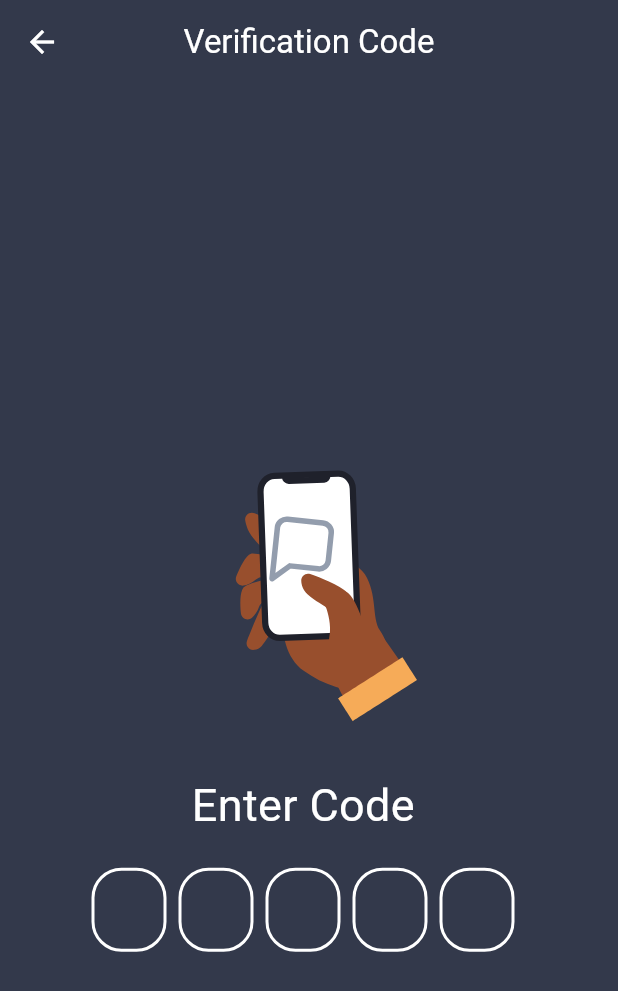
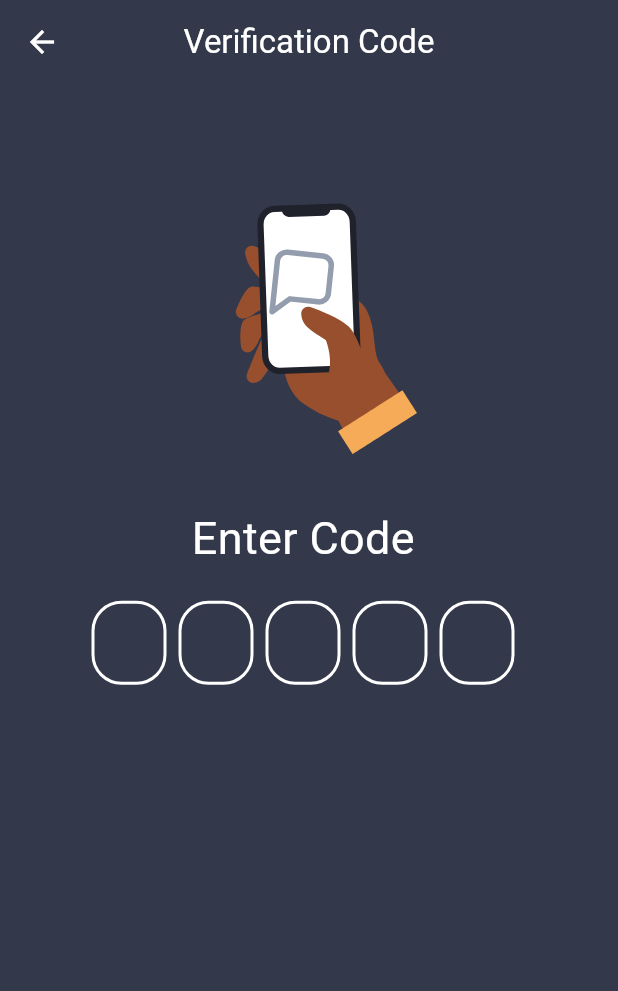
Before and after one commit to alaaKodsi/xStore, a Flutter app: the VerfiyCodeSignUp screen opened by its route, on a phone screen of 412 x 824 dp. Shown: the top 991 px of the screen. Run offline on Flutter 3.47's test engine with Material 2 defaults, Android fonts, the phone set to English and light mode, and no system bars; drawn by our look-alikes of flutter_otp_text_field; our stand-ins replace dartz, get, lottie, shared_preferences; accounts and stored records are empty; statements that could not run were skipped.

Commit message:
fix some problem in UI and rebuild Loading

```diff
--- a/lib/controller/auth/resetPassword.dart
+++ b/lib/controller/auth/resetPassword.dart
@@ -19,12 +19,14 @@ class ResetPasswordControllerImp extends ResetPasswordController {
 
   @override
   goLogin() async {
-    if (password != repassword) {
+    if (password.text != repassword.text) {
       Get.defaultDialog(title: "ُWarning", middleText: "Not match password");
     } else if (formstate.currentState!.validate()) {
       statusRequest = StatusRequest.loading;
       update();
       var response = await resetPasswordData.postData(email!, password.text);
+      update();
+
       statusRequest = handlingData(response);
       if (StatusRequest.success == statusRequest) {
         if (response['status'] == "success") {
--- a/lib/controller/auth/signUpController.dart
+++ b/lib/controller/auth/signUpController.dart
@@ -46,7 +46,10 @@ class SignUpControllerImp extends SignUpController {
       update();
       var response = await signupdata.postData(
           username.text, email.text, phone.text, password.text);
+      update();
       statusRequest = handlingData(response);
+      update();
+
       if (StatusRequest.success == statusRequest) {
         if (response['status'] == "success") {
           SchedulerBinding.instance.addPostFrameCallback((_) {
--- a/lib/controller/auth/verfiyCodeSignUpController.dart
+++ b/lib/controller/auth/verfiyCodeSignUpController.dart
@@ -19,6 +19,8 @@ class VerifiySignUpControllermp extends VerifiySignUpController {
     update();
     var response = await verifyCodeSignUp.postData(email!, verifycodeSignUp);
     statusRequest = handlingData(response);
+    update();
+
     if (StatusRequest.success == statusRequest) {
       if (response['status'] == "success") {
         SchedulerBinding.instance.addPostFrameCallback((_) {
--- a/lib/controller/auth/verifyCodeResetPasswordController.dart
+++ b/lib/controller/auth/verifyCodeResetPasswordController.dart
@@ -21,6 +21,8 @@ class VerifyCodeControllerImp extends VerifyCodeController {
     var response =
         await verfiyCodeForgotpasswordData.postData(email!, verifycode);
     statusRequest = handlingData(response);
+    update();
+
     if (StatusRequest.success == statusRequest) {
       if (response['status'] == "success") {
         SchedulerBinding.instance.addPostFrameCallback((_) {
--- a/lib/routes.dart
+++ b/lib/routes.dart
@@ -5,7 +5,6 @@ import 'package:xstore/view/screen/auth/signUpPage.dart';
 import 'package:xstore/view/screen/auth/verfiyCodeSignUp.dart';
 import 'package:xstore/view/screen/home/homePage.dart';
 import 'package:xstore/view/screen/onboardingPage.dart';
-import 'view/screen/auth/checkEmail.dart';
 import 'view/screen/auth/forgetPasswordPage.dart';
 import 'view/screen/auth/resetPassword.dart';
 import 'view/screen/auth/verfiyCode.dart';
@@ -23,7 +22,6 @@ List<GetPage<dynamic>>? routes = [
   GetPage(name: "/verfiyCode", page: () => const VerfiyCode()),
   GetPage(name: "/VerfiyCodeSignUp", page: () => const VerfiyCodeSignUp()),
   GetPage(name: "/resetPassword", page: () => const ResetPassword()),
-  GetPage(name: "/checkEmail", page: () => const CheckEmail()),
 
   /// home
   GetPage(name: "/home", page: () => const HomePage()),
--- a/lib/view/screen/auth/loginPage.dart
+++ b/lib/view/screen/auth/loginPage.dart
@@ -53,6 +53,7 @@ class LoginPage extends StatelessWidget {
                                 height: 25,
                               ),
                               CustomTextFormField(
+                                controller: controller.email,
                                 validator: (val) {
                                   return validInput(val!, "email", 7, 30);
                                 },
@@ -62,6 +63,7 @@ class LoginPage extends StatelessWidget {
                                 icon: Icons.email_outlined,
                               ),
                               CustomTextFormField(
+                                controller: controller.password,
                                 obscureText: controller.isShowPassword,
                                 onTap: controller.showPassword(),
                                 validator: (val) {
--- a/lib/view/screen/auth/verfiyCodeSignUp.dart
+++ b/lib/view/screen/auth/verfiyCodeSignUp.dart
@@ -1,10 +1,10 @@
 import 'package:flutter/material.dart';
-import 'package:flutter_otp_text_field/flutter_otp_text_field.dart';
 import 'package:get/get.dart';
 import 'package:lottie/lottie.dart';
 import 'package:xstore/controller/auth/verfiyCodeSignUpController.dart';
 import 'package:xstore/core/class/StatusRequest.dart';
 import 'package:xstore/core/constant/imageApp.dart';
+import 'package:xstore/view/widget/auth/customOtpText.dart';
 import 'package:xstore/view/widget/auth/loading.dart';
 import '../../../core/constant/color.dart';
 
@@ -30,10 +30,13 @@ class VerfiyCodeSignUp extends StatelessWidget {
           builder: (controller) => controller.statusRequest ==
                   StatusRequest.loading
               ? const Loading()
-              : Column(
+              : SizedBox(
+                  height: MediaQuery.of(context).size.height / 2,
+                  child: Column(
                     mainAxisAlignment: MainAxisAlignment.center,
                     children: [
-                    Lottie.asset(ImageApp.verifycode, width: 250, height: 250),
+                      Lottie.asset(ImageApp.verifycode,
+                          width: 250, height: 250),
                       const Padding(
                         padding: EdgeInsets.all(20),
                         child: Text(
@@ -41,22 +44,11 @@ class VerfiyCodeSignUp extends StatelessWidget {
                           style: TextStyle(color: Colors.white, fontSize: 30),
                         ),
                       ),
-                    OtpTextField(
-                      fieldWidth: 50.0,
-                      borderRadius: BorderRadius.circular(20),
-                      numberOfFields: 5,
-                      showCursor: false,
-                      textStyle: const TextStyle(color: Colors.white),
-                      focusedBorderColor: primryColor,
-                      enabledBorderColor: Colors.white,
-                      fillColor: Colors.white,
-                      showFieldAsBox: true,
-                      onCodeChanged: (String code) {},
-                      onSubmit: (String verificationCode) {
+                      CustomOtpText(onSubmit: (verificationCode) {
                         controller.goToLogin(verificationCode);
-                      },
+                      }),
+                    ],
                   ),
-                  ],
                 ),
         ));
   }
--- a/lib/view/widget/auth/loading.dart
+++ b/lib/view/widget/auth/loading.dart
@@ -10,7 +10,6 @@ class Loading extends StatelessWidget {
   Widget build(BuildContext context) {
     return Scaffold(
       backgroundColor: backgroundColor,
-      appBar: AppBar(backgroundColor: Colors.transparent),
       body: Center(
           child: Lottie.asset(ImageApp.loading, width: 250, height: 250)),
     );
```
Also changed, not shown: lib/controller/auth/checkEmail.dart (+9 -1 lines), lib/controller/auth/checkEmailController.dart (deleted, +0 -21 lines), lib/view/screen/auth/checkEmail.dart (deleted, +0 -47 lines), lib/view/screen/auth/forgetPasswordPage.dart (+11 -4 lines), lib/view/screen/auth/resetPassword.dart (+13 -5 lines), lib/view/screen/auth/verfiyCode.dart (+17 -23 lines), lib/view/widget/auth/customOtpText.dart (+12 -14 lines). Lines whose indentation alone changed are shown as unchanged.
